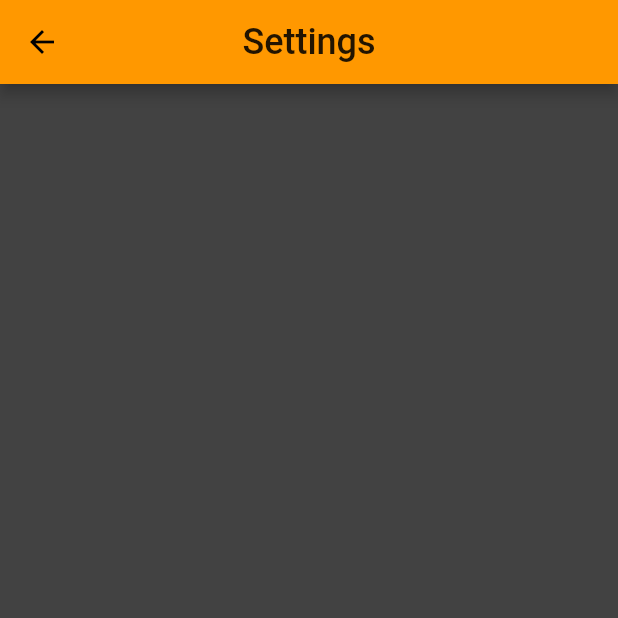
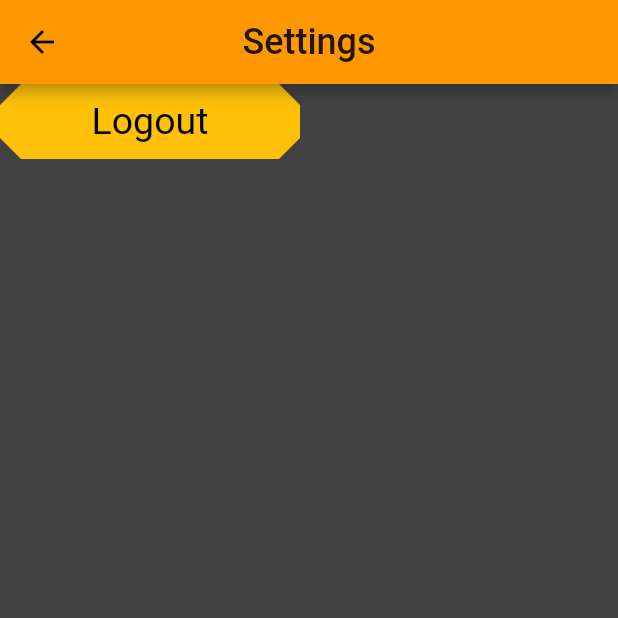
Before and after one commit to MermertH/economiser, a Flutter app: the SettingsPage screen opened directly, on a phone screen of 412 x 824 dp, the top half of it. Run offline on Flutter 3.47's test engine with Material 2 defaults, Android fonts, the light colour scheme and no system bars; our stand-ins replace cloud_firestore, firebase_auth, firebase_core, jiffy; accounts and stored records are empty.

Commit message:
logout function added

```diff
--- a/lib/SettingsPage/Settings.dart
+++ b/lib/SettingsPage/Settings.dart
@@ -1,3 +1,4 @@
+import '/PopUps/logout_verification.dart';
 import 'package:flutter/material.dart';
 
 class SettingsPage extends StatelessWidget {
@@ -13,7 +14,24 @@ class SettingsPage extends StatelessWidget {
         centerTitle: true,
       ),
       body: Column(
-        children: [],
+        children: [
+          TextButton(
+            onPressed: () {
+              showDialog(
+                  context: context,
+                  builder: (context) => LogoutVerificationDialog());
+            },
+            child: const Text('Logout'),
+            style: TextButton.styleFrom(
+                primary: Colors.black,
+                backgroundColor: Colors.amber,
+                shape: const BeveledRectangleBorder(
+                  borderRadius: BorderRadius.all(Radius.circular(14)),
+                ),
+                textStyle: const TextStyle(fontSize: 25),
+                fixedSize: Size(200, 50)),
+          ),
+        ],
       ),
     );
   }
--- a/lib/main.dart
+++ b/lib/main.dart
@@ -2,7 +2,6 @@ import 'package:economiser/AuthenticationPage/authentication_page.dart';
 import 'package:economiser/MainPage/main_page.dart';
 import 'package:firebase_auth/firebase_auth.dart';
 import 'package:flutter/material.dart';
-// import 'MainPage/main_page.dart';
 import 'package:firebase_core/firebase_core.dart';
 
 void main() {
```
Also changed, not shown: lib/PopUps/logout_verification.dart (added, +64 -0 lines).
